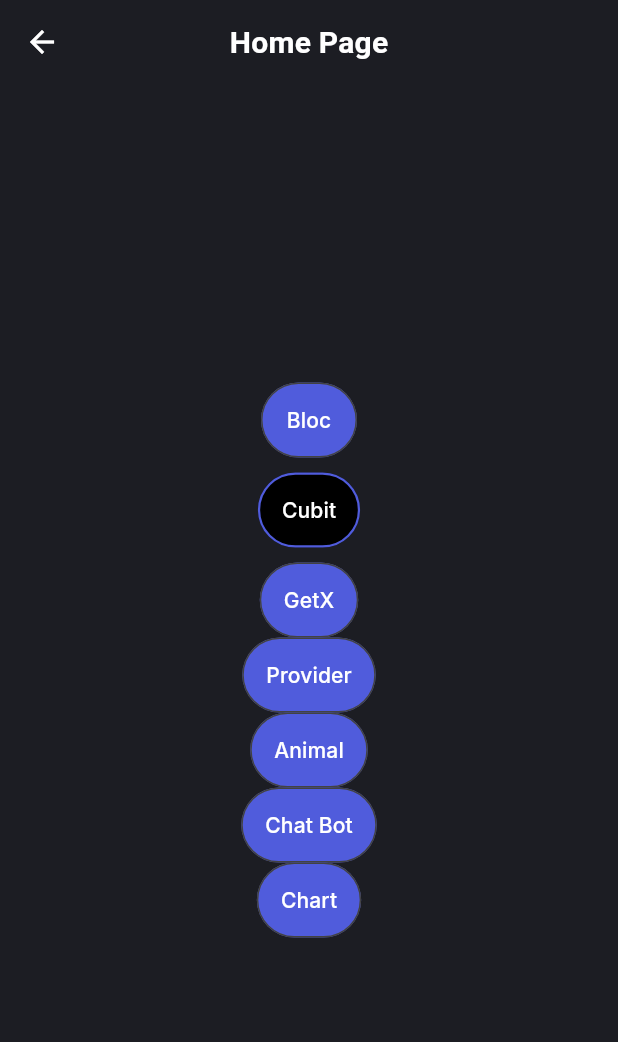
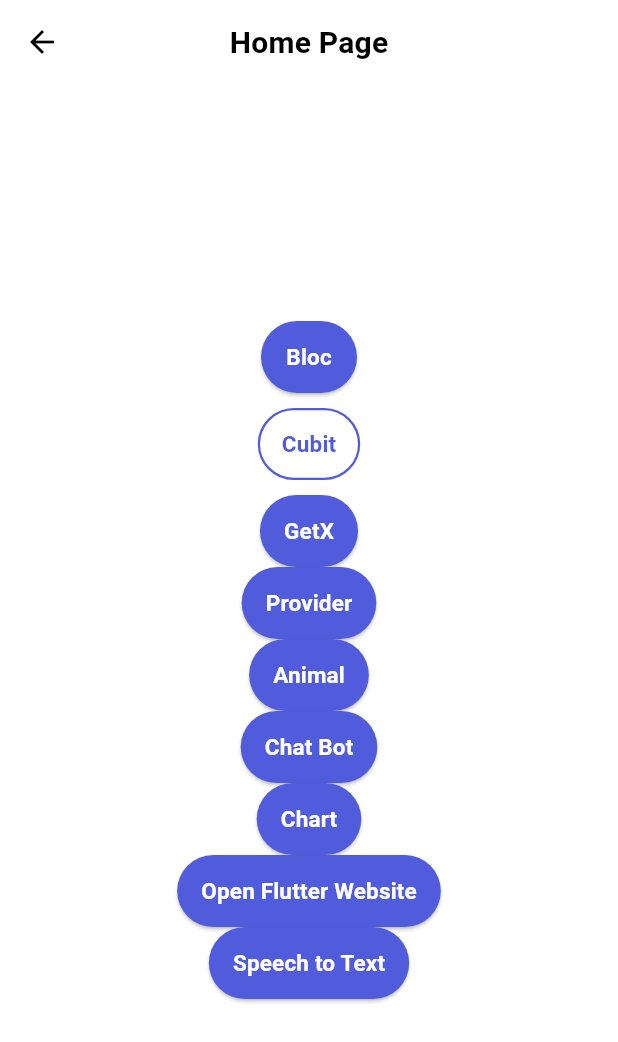
Before and after one commit to Huy28122003/training_softdreams, a Flutter app: the HomeScreen screen opened by its route, on a phone screen of 412 x 824 dp. Shown: the top 1042 px of the screen. Run offline on Flutter 3.47's test engine with Material 3 defaults, Android fonts, the light colour scheme and no system bars; our stand-ins replace bloc, cloud_firestore, connectivity_plus, dartz, device_info_plus, dio and 20 more; missing offline and left inert: flutter_inappwebview, otp_pin_field; accounts and stored records are empty; generated files the repository leaves out were written again.

Commit message:
speech to text

```diff
--- a/lib/app/app.dart
+++ b/lib/app/app.dart
@@ -49,7 +49,7 @@
       child: GetMaterialApp(
         title: appTitle,
         debugShowCheckedModeBanner: false,
-        theme: AppTheme.dark,
+        theme: AppTheme.light,
         getPages: AppPages.routes,
         initialRoute: AppRoutes.splash,
       ),
--- a/lib/app/app_pages.dart
+++ b/lib/app/app_pages.dart
@@ -7,6 +7,7 @@
 import 'package:training_softdreams/presentation/pages/auth/view/auth_view.dart';
 import 'package:training_softdreams/presentation/pages/chart/chart_page.dart';
 import 'package:training_softdreams/presentation/pages/chat_bot/chat_bot_page.dart';
+import 'package:training_softdreams/presentation/pages/speech_to_text/speech_to_text_page.dart';
 import '../presentation/pages/demo_getx/binding/demo_getx_binding.dart';
 import '../presentation/pages/demo_getx/view/demo_getx_view.dart';
 import '../presentation/pages/demo_provider/demo_provider_screen.dart';
@@ -70,5 +71,9 @@
       name: AppRoutes.chart,
       page: () => ChartPage(),
     ),
+    GetPage(
+      name: AppRoutes.speechToText,
+      page: () => SpeechToTextPage(),
+    ),
   ];
 }
--- a/lib/app/app_routes.dart
+++ b/lib/app/app_routes.dart
@@ -9,4 +9,5 @@
   static const animal = '/animal';
   static const chatBot = '/chatBot';
   static const chart = '/chart';
+  static const speechToText = '/speechToText';
 }
--- a/lib/presentation/pages/home/home_screen.dart
+++ b/lib/presentation/pages/home/home_screen.dart
@@ -1,9 +1,20 @@
 import 'package:flutter/material.dart';
 import 'package:get/get.dart';
 import 'package:training_softdreams/app/app_routes.dart';
+import 'package:url_launcher/url_launcher.dart';
 
 class HomeScreen extends StatelessWidget {
-  const HomeScreen({Key? key}) : super(key: key);
+  const HomeScreen({super.key});
+
+  Future<void> _openWeb() async {
+    final Uri url = Uri.parse("https://flutter.dev");
+    if (!await launchUrl(
+      url,
+      mode: LaunchMode.externalApplication,
+    )) {
+      throw Exception('Không mở được $url');
+    }
+  }
 
   @override
   Widget build(BuildContext context) {
@@ -60,6 +71,18 @@
                 },
                 child: const Text('Chart'),
               ),
+              ElevatedButton(
+                onPressed: () {
+                  _openWeb();
+                },
+                child: const Text('Open Flutter Website'),
+              ),
+              ElevatedButton(
+                onPressed: () {
+                  Get.toNamed(AppRoutes.speechToText);
+                },
+                child: const Text('Speech to Text'),
+              ),
             ],
           ),
         ),
--- a/pubspec.yaml
+++ b/pubspec.yaml
@@ -70,6 +70,9 @@
   otp_pin_field: ^1.4.1
   flutter_inappwebview: ^6.1.5
   fl_chart: ^0.71.0
+  url_launcher: ^6.3.2
+  speech_to_text: ^7.3.0
+  permission_handler: ^12.0.1
 
 dev_dependencies:
   flutter_test:
```
Also changed, not shown: lib/presentation/pages/speech_to_text/speech_to_text_page.dart (added, +98 -0 lines).
